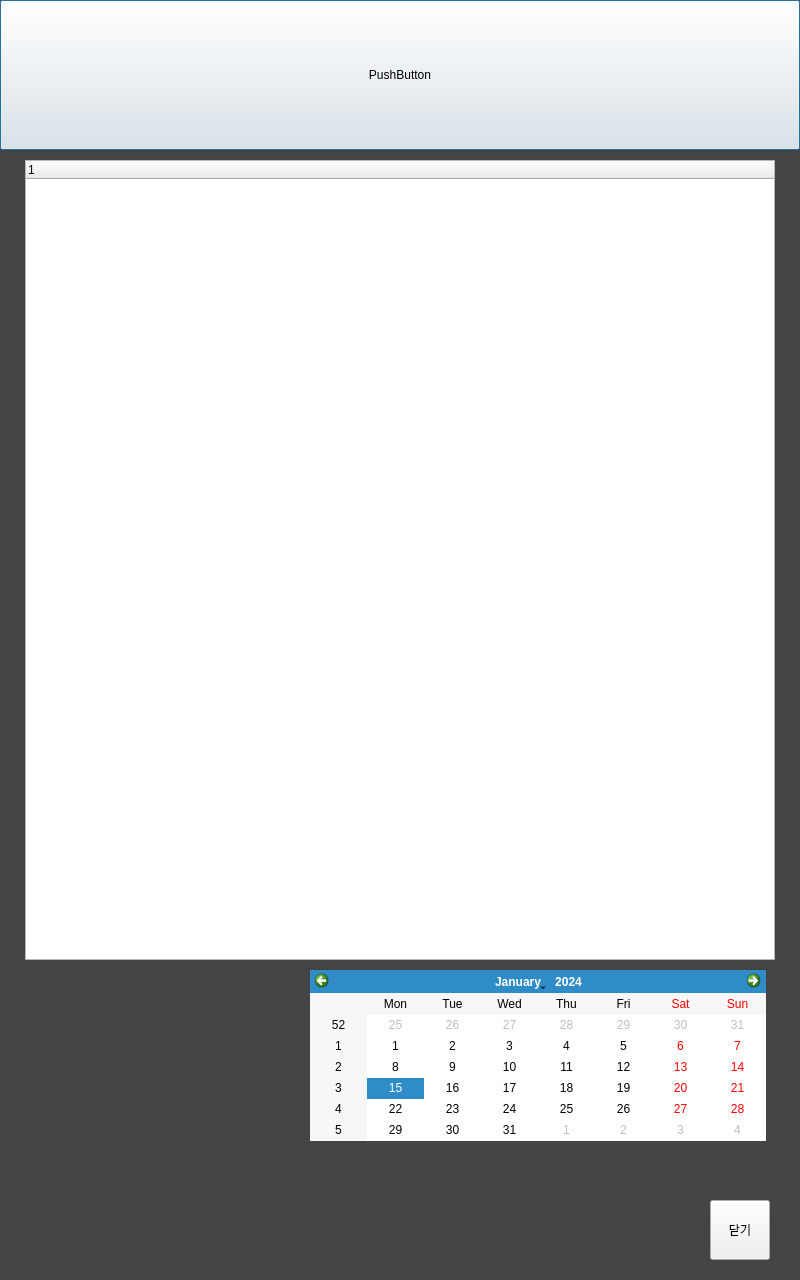
The window that QT/MyMaru/export_page.ui (leejk91/CPlusPlus_Practice) describes before a commit, drawn with Qt 5.
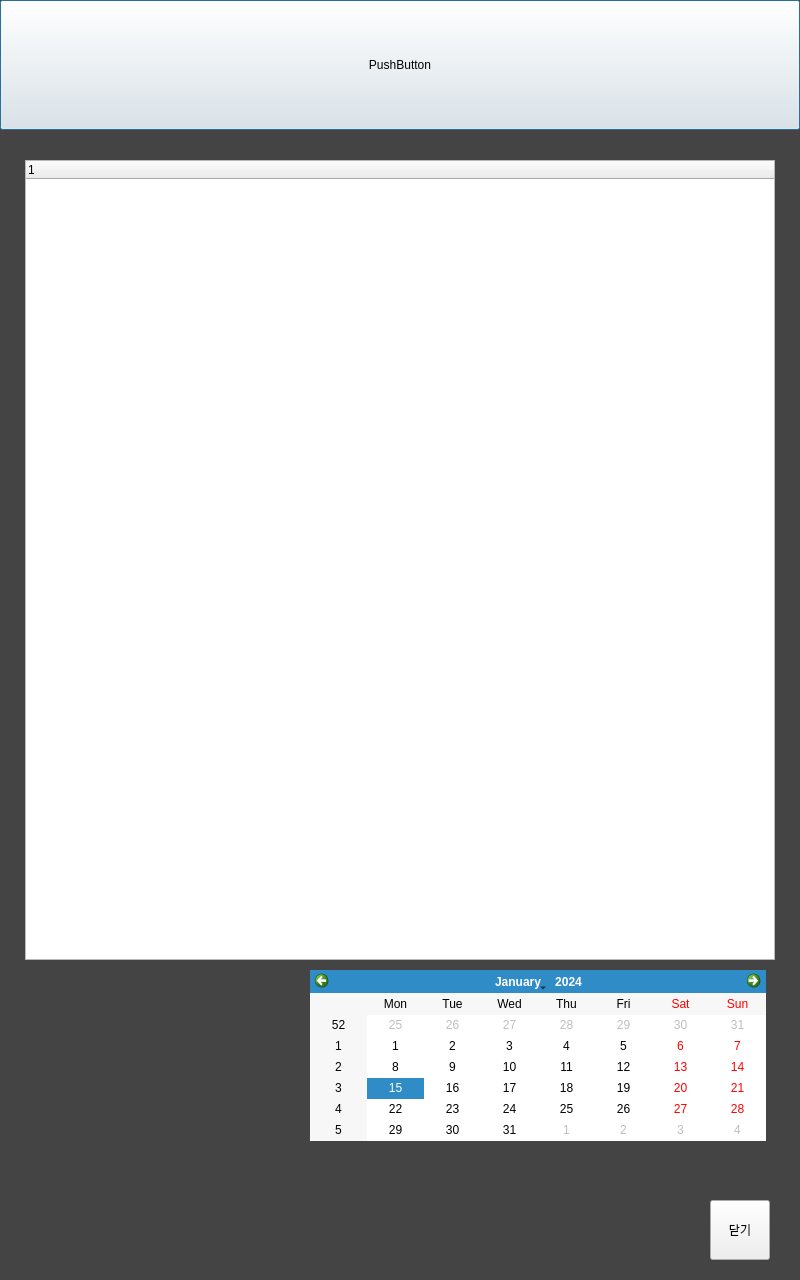
The same window after the commit.

```diff
--- a/QT/MyMaru/export_page.ui
+++ b/QT/MyMaru/export_page.ui
@@ -27,7 +27,7 @@
      <x>0</x>
      <y>0</y>
      <width>800</width>
-     <height>150</height>
+     <height>130</height>
     </rect>
    </property>
    <property name="text">
```
